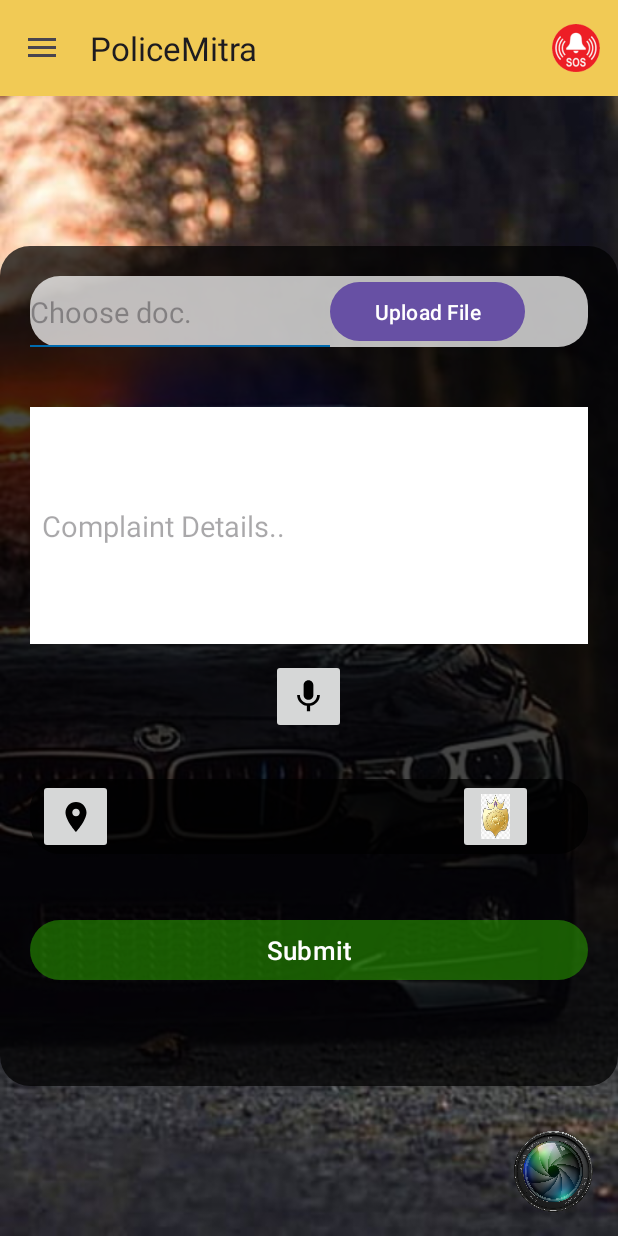
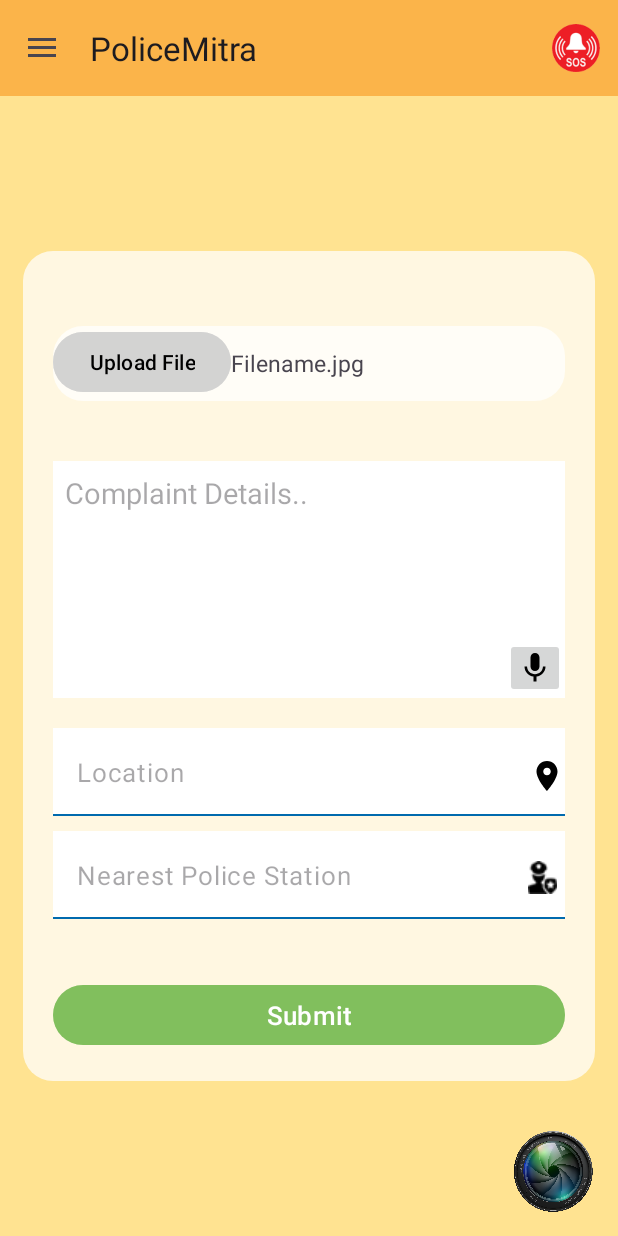
Before and after one commit to AnirbanSikdar2020/PoliceMitra, an Android app: the screen it shows after launch once a user with an empty profile is signed in (MainActivity), in the side drawer, after a tap on "Complaints", on a phone screen of 412 x 824 dp. Run offline under Robolectric (Android 15) with nearby library versions, the phone set to English and light mode, and no system bars; our stand-ins replace Firebase (no records; nobody signed in at launch, a user with empty details on screens opened directly), Picasso; libraries missing offline, so code that uses them is left out: com.theartofdev.edmodo; 1 statement that could not run was skipped.

Commit message:
complaints

```diff
--- a/app/src/main/res/layout/admin_appbar.xml
+++ b/app/src/main/res/layout/admin_appbar.xml
@@ -10,7 +10,7 @@
         <androidx.appcompat.widget.Toolbar
             android:layout_width="match_parent"
             android:layout_height="wrap_content"
-            android:background="@color/base_color"
+            android:background="@color/purple_700"
             android:id="@+id/navbar"
             />
     </com.google.android.material.appbar.AppBarLayout>
--- a/app/src/main/res/layout/admin_appbar_page.xml
+++ b/app/src/main/res/layout/admin_appbar_page.xml
@@ -7,7 +7,7 @@
     <com.google.android.material.appbar.AppBarLayout
         android:layout_width="match_parent"
         android:layout_height="match_parent"
-        android:background="@color/base_color">
+        android:background="@color/purple_700">
         <androidx.appcompat.widget.Toolbar
             android:layout_width="match_parent"
             android:layout_height="match_parent"
--- a/app/src/main/res/layout/appbar_main.xml
+++ b/app/src/main/res/layout/appbar_main.xml
@@ -10,7 +10,7 @@
         <androidx.appcompat.widget.Toolbar
             android:layout_width="match_parent"
             android:layout_height="wrap_content"
-            android:background="@color/base_color"
+            android:background="@color/purple_700"
             android:id="@+id/toolbar"
 
             />
--- a/app/src/main/res/layout/fragment_complaint.xml
+++ b/app/src/main/res/layout/fragment_complaint.xml
@@ -1,51 +1,60 @@
 <?xml version="1.0" encoding="utf-8"?>
-<FrameLayout xmlns:android="http://schemas.android.com/apk/res/android"
+<ScrollView xmlns:android="http://schemas.android.com/apk/res/android"
     xmlns:tools="http://schemas.android.com/tools"
     android:layout_width="match_parent"
     android:layout_height="match_parent"
-    android:background="@drawable/login_background_1"
+    android:background="@color/base_background">
+
+    <FrameLayout
+        android:layout_width="match_parent"
+        android:layout_height="match_parent"
+        android:layout_gravity="center"
+
+        android:padding="15dp"
         tools:context=".complaint">
+
 
         <LinearLayout
             android:layout_width="match_parent"
-        android:layout_height="560dp"
+            android:layout_height="wrap_content"
             android:layout_gravity="center"
             android:background="@drawable/logindiv"
-        android:backgroundTint="@color/black"
             android:orientation="vertical"
             android:padding="20dp">
 
             <LinearLayout
                 android:layout_width="match_parent"
-            android:layout_height="47dp"
+                android:layout_height="50dp"
+                android:layout_marginTop="30dp"
                 android:background="@drawable/logindiv"
                 android:orientation="horizontal">
 
-            <EditText
-                android:id="@+id/document"
-                android:layout_width="200dp"
-                android:layout_height="match_parent"
-                android:layout_gravity="center"
-                android:background="@drawable/textbox"
-                android:hint="Choose doc."
-                android:inputType="text"
-                android:textSize="19sp" />
+                <!--            <EditText-->
+                <!--                android:id="@+id/document"-->
+                <!--                android:layout_width="200dp"-->
+                <!--                android:layout_height="match_parent"-->
+                <!--                android:layout_gravity="center"-->
+                <!--                android:background="@drawable/textbox"-->
+                <!--                android:hint="Choose doc."-->
+                <!--                android:inputType="text"-->
+                <!--                android:textSize="19sp" />-->
 
                 <Button
                     android:id="@+id/uploadButton"
-                android:layout_width="130dp"
+                    android:layout_width="wrap_content"
                     android:layout_height="wrap_content"
                     android:layout_gravity="right"
-                android:text="Upload File" />
-
+                    android:backgroundTint="#A3CDCDCD"
+                    android:text="Upload File"
+                    android:textColor="@color/black" />
                 <TextView
-                android:id="@+id/messageText"
-                android:layout_width="fill_parent"
+                    android:id="@+id/fileName"
+                    android:textSize="15sp"
+                    android:text="Filename.jpg"
+                    android:layout_gravity="center"
+                    android:layout_width="wrap_content"
                     android:layout_height="wrap_content"
-                android:text=""
-                android:textColor="#000000"
-                android:textStyle="bold" />
-
+                    />
             </LinearLayout>
 
             <EditText
@@ -57,46 +66,109 @@
                 android:background="@drawable/textbox"
                 android:backgroundTint="@color/white"
                 android:ems="20"
+                android:gravity="top|start"
                 android:hint="Complaint Details.."
-            android:inputType="text"
+                android:inputType="textMultiLine"
+                android:lines="8"
+                android:maxLines="10"
+                android:minLines="6"
                 android:padding="8dp"
+                android:scrollbars="vertical"
                 android:textSize="19sp" />
 
             <ImageButton
                 android:id="@+id/mic"
-            android:layout_width="50dp"
-            android:layout_height="50dp"
-            android:layout_gravity="center"
-            android:layout_marginTop="10dp"
-            android:scaleType="fitCenter"
+                android:layout_width="40dp"
+                android:layout_height="40dp"
+                android:layout_gravity="right"
+                android:layout_marginTop="-40dp"
                 android:src="@drawable/mic" />
+            <com.google.android.material.textfield.TextInputLayout
+                android:id="@+id/textInputLocation"
+                android:layout_marginTop="20dp"
+                android:backgroundTint="@color/white"
+                android:background="@drawable/textbox"
+                android:layout_width="match_parent"
+                android:layout_height="wrap_content">
 
                 <LinearLayout
                     android:layout_width="match_parent"
                     android:layout_height="wrap_content"
-            android:layout_gravity="left"
-            android:layout_marginTop="30dp"
-            android:background="@drawable/logindiv"
-            android:backgroundTint="@color/black"
                     android:orientation="horizontal">
-
+                    <EditText
+                        android:id="@+id/location"
+                        android:layout_width="0dp"
+                        android:layout_height="wrap_content"
+                        android:layout_weight="1"
+                        android:background="@drawable/textbox"
+                        android:hint="Location"
+                        android:paddingEnd="90dp"
+                        android:singleLine="true"
+                        android:textSize="17sp" />
                     <ImageButton
                         android:id="@+id/livelocation"
-                android:layout_width="50dp"
-                android:layout_height="50dp"
-                android:layout_gravity="left"
-                android:layout_marginLeft="5dp"
+                        android:layout_width="wrap_content"
+                        android:layout_height="wrap_content"
+                        android:layout_marginLeft="-90dp"
+                        android:layout_marginTop="20dp"
+                        android:background="#00FFFFFF"
                         android:src="@drawable/baseline_location_on_24" />
+                </LinearLayout>
+            </com.google.android.material.textfield.TextInputLayout>
+            <com.google.android.material.textfield.TextInputLayout
+                android:id="@+id/textInputNearestPS"
+                android:layout_marginTop="10dp"
+                android:backgroundTint="@color/white"
+                android:background="@drawable/textbox"
+                android:layout_width="match_parent"
+                android:layout_height="wrap_content">
 
+                <LinearLayout
+                    android:layout_width="match_parent"
+                    android:layout_height="wrap_content"
+                    android:orientation="horizontal">
+                    <EditText
+                        android:id="@+id/nearestPS"
+                        android:layout_width="0dp"
+                        android:layout_height="wrap_content"
+                        android:layout_weight="1"
+                        android:background="@drawable/textbox"
+                        android:hint="Nearest Police Station"
+                        android:paddingEnd="60dp"
+                        android:singleLine="true"
+                        android:textSize="17sp" />
                     <ImageButton
-                android:id="@+id/nearestpolice"
-                android:layout_width="50dp"
-                android:layout_height="50dp"
-                android:layout_marginLeft="230dp"
+                        android:id="@+id/nearestPSbtn"
+                        android:layout_width="wrap_content"
+                        android:layout_height="wrap_content"
+                        android:layout_marginLeft="-60dp"
                         android:layout_marginRight="5dp"
-                android:scaleType="fitCenter"
-                android:src="@drawable/police" />
+                        android:layout_marginTop="20dp"
+                        android:background="#00FFFFFF"
+                        android:src="@drawable/policeman_icon" />
                 </LinearLayout>
+            </com.google.android.material.textfield.TextInputLayout>
+<!--            <LinearLayout-->
+<!--                android:layout_width="match_parent"-->
+<!--                android:layout_height="wrap_content"-->
+<!--                android:layout_gravity="left"-->
+<!--                android:layout_marginTop="30dp"-->
+<!--                android:background="@drawable/logindiv"-->
+<!--                android:backgroundTint="@color/black"-->
+<!--                android:orientation="horizontal">-->
+
+
+
+<!--                <ImageButton-->
+<!--                    android:id="@+id/nearestpolice"-->
+<!--                    android:layout_width="50dp"-->
+<!--                    android:layout_height="50dp"-->
+<!--                    android:layout_marginLeft="230dp"-->
+<!--                    android:layout_marginRight="5dp"-->
+<!--                    android:scaleType="fitCenter"-->
+<!--                    android:src="@drawable/police" />-->
+<!--            </LinearLayout>-->
+
 
             <Button
                 android:id="@+id/submit"
@@ -110,5 +182,5 @@
                 android:textAllCaps="false"
                 android:textSize="17sp" />
         </LinearLayout>
-
     </FrameLayout>
+</ScrollView>
--- a/app/src/main/res/layout/fragment_editprofile.xml
+++ b/app/src/main/res/layout/fragment_editprofile.xml
@@ -3,7 +3,7 @@
     xmlns:tools="http://schemas.android.com/tools"
     android:layout_width="match_parent"
     android:layout_height="match_parent"
-    android:background="@color/base_color"
+    android:background="@color/base_background"
     android:paddingLeft="15dp"
     android:paddingRight="15dp"
     tools:context=".editprofile">
--- a/app/src/main/res/layout/fragment_profile.xml
+++ b/app/src/main/res/layout/fragment_profile.xml
@@ -4,7 +4,7 @@
     xmlns:tools="http://schemas.android.com/tools"
     android:layout_width="match_parent"
     android:layout_height="match_parent"
-    android:background="@color/base_color"
+    android:background="@color/base_background"
     android:paddingLeft="15dp"
     android:paddingRight="15dp"
     tools:context=".Profile">
--- a/app/src/main/res/values-v23/themes.xml
+++ b/app/src/main/res/values-v23/themes.xml
@@ -2,8 +2,8 @@
 
     <style name="Theme.PoliceMitra" parent="Base.Theme.PoliceMitra">
         <!-- Transparent system bars for edge-to-edge. -->
-        <item name="android:navigationBarColor">@color/base_color</item>
-        <item name="android:statusBarColor">@color/base_color</item>
+        <item name="android:navigationBarColor">@color/black</item>
+        <item name="android:statusBarColor">@color/purple_700</item>
         <item name="android:windowLightStatusBar">?attr/isLightTheme</item>
         <item name="pinViewStyle">@style/PinWidget.PinView</item>
     </style>
--- a/app/src/main/res/values/colors.xml
+++ b/app/src/main/res/values/colors.xml
@@ -2,12 +2,13 @@
 <resources>
     <color name="purple_200">#FFEFBF</color>
     <color name="purple_500">#EDD39D34</color>
-    <color name="base_color">#F1CA55</color>
+    <color name="base_background">#FFE391</color>
     <color name="teal_200">#B67C25</color>
     <color name="teal_700">#FFDBA7</color>
     <color name="black">#FF000000</color>
     <color name="white">#FFFFFFFF</color>
     <color name="purple_700">#FBB44A</color>
     <color name="divider">#A3E4E4E4</color>
+    <color name="base_color">#FAE2C4</color>
 
 </resources>
--- a/app/src/main/res/values/themes.xml
+++ b/app/src/main/res/values/themes.xml
@@ -26,7 +26,7 @@
         <item name="colorSecondaryVariant">@color/teal_700</item>
         <item name="colorOnSecondary">@color/black</item>
         <!-- Status bar color. -->
-        <item name="android:statusBarColor">@color/purple_500</item>
+        <item name="android:statusBarColor">@color/purple_700</item>
         <!-- Customize your theme here. -->
         <item name="pinViewStyle">@style/PinWidget.PinView</item>
     </style>
```
Also changed, not shown: app/src/main/res/drawable/policeman.png (added), app/src/main/res/drawable/policeman_icon.PNG (added). Lines whose indentation alone changed are shown as unchanged.
